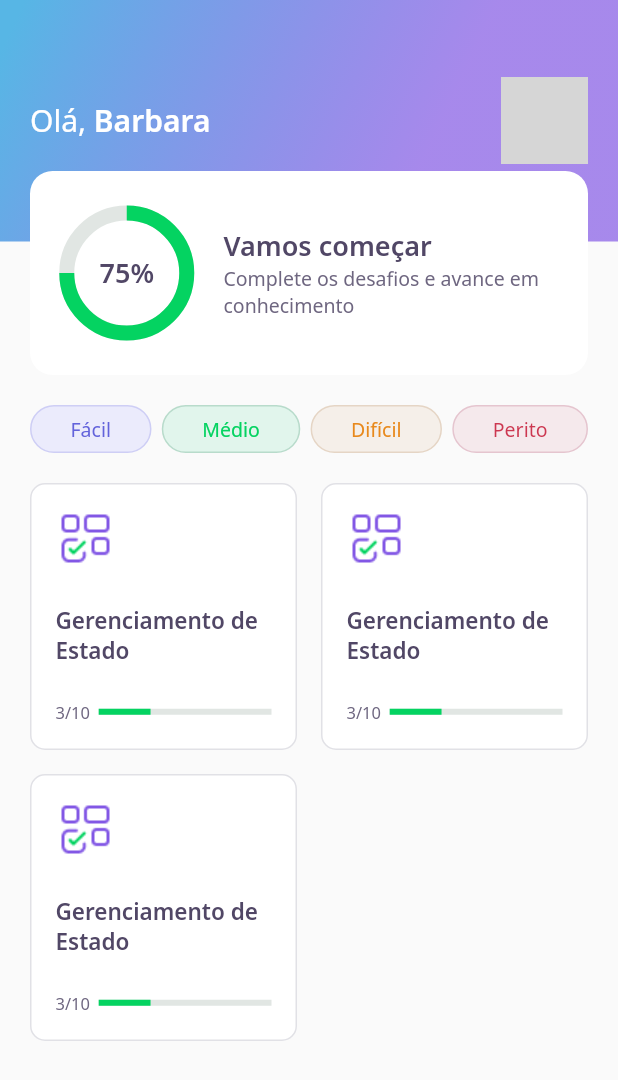
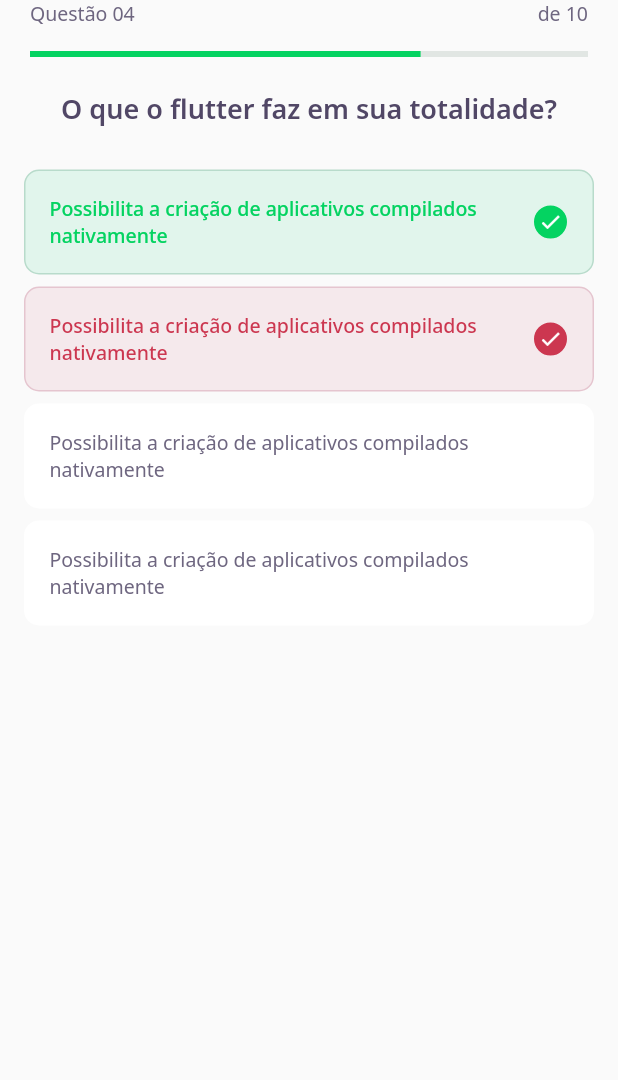
Before and after one commit to barbaracs/Flutter-Quiz, a Flutter app: the screen it shows after launch, on a phone screen of 412 x 824 dp. Shown: the top 1080 px of the screen. Run offline on Flutter 3.47's test engine with Material 2 defaults, Android fonts, the phone set to English and light mode, and no system bars; our stand-ins replace google_fonts; grey boxes are pictures that could not be loaded.

Commit message:
create question indicator and answer card, add progress indicator to shared widgets

```diff
--- /dev/null
+++ b/lib/challenge/challenge_page.dart
@@ -0,0 +1,25 @@
+import 'package:dev_quiz/challenge/widgets/question_indicator/question_indicator_widget.dart';
+import 'package:dev_quiz/challenge/widgets/quiz/quiz_widget.dart';
+import 'package:flutter/material.dart';
+
+class ChallengePage extends StatefulWidget {
+  ChallengePage({Key? key}) : super(key: key);
+
+  @override
+  _ChallengePageState createState() => _ChallengePageState();
+}
+
+class _ChallengePageState extends State<ChallengePage> {
+  @override
+  Widget build(BuildContext context) {
+    return Scaffold(
+      appBar: PreferredSize(
+          preferredSize: Size.fromHeight(60),
+          child: SafeArea(
+            top: true,
+            child: QuestionIndicatorWidget(),
+          )),
+      body: QuizWidget(title: "O que o flutter faz em sua totalidade?"),
+    );
+  }
+}
--- /dev/null
+++ b/lib/challenge/widgets/answer/answer_widget.dart
@@ -0,0 +1,72 @@
+import 'package:dev_quiz/core/core.dart';
+import 'package:flutter/material.dart';
+
+class AnswerWidget extends StatelessWidget {
+  final String title;
+  final bool isRight;
+  final bool isSelected;
+
+  AnswerWidget({
+    Key? key,
+    required this.title,
+    this.isRight = false,
+    this.isSelected = false,
+  }) : super(key: key);
+
+  Color get _selectedColorRight =>
+      isRight ? AppColors.darkGreen : AppColors.darkRed;
+
+  Color get _selectedBorderRight =>
+      isRight ? AppColors.lightGreen : AppColors.lightRed;
+
+  Color get _selectedColorCardRight =>
+      isRight ? AppColors.lightGreen : AppColors.lightRed;
+
+  Color get _selectedBorderCardRight =>
+      isRight ? AppColors.green : AppColors.red;
+
+  TextStyle get _selectedTextStyleRight =>
+      isRight ? AppTextStyles.bodyDarkGreen : AppTextStyles.bodyDarkRed;
+
+  IconData get _selectedIconRight => isRight ? Icons.check : Icons.close;
+
+  @override
+  Widget build(BuildContext context) {
+    return Padding(
+      padding: const EdgeInsets.symmetric(horizontal: 16, vertical: 4),
+      child: Container(
+          padding: EdgeInsets.all(16),
+          decoration: BoxDecoration(
+              color: isSelected ? _selectedColorCardRight : AppColors.white,
+              borderRadius: BorderRadius.circular(10),
+              border: Border.fromBorderSide(BorderSide(
+                  color: isSelected
+                      ? _selectedBorderCardRight
+                      : AppColors.white))),
+          child: Row(
+            mainAxisAlignment: MainAxisAlignment.spaceBetween,
+            children: [
+              Expanded(
+                  child: Text(title,
+                      style: isSelected
+                          ? _selectedTextStyleRight
+                          : AppTextStyles.body)),
+              Container(
+                width: 24,
+                height: 24,
+                decoration: BoxDecoration(
+                    color: isSelected ? _selectedColorRight : AppColors.white,
+                    borderRadius: BorderRadius.circular(500),
+                    border: Border.fromBorderSide(BorderSide(
+                        color: isSelected
+                            ? _selectedBorderRight
+                            : AppColors.white))),
+                child: isSelected
+                    ? Icon(Icons.check, size: 16, color: Colors.white)
+                    : null,
+              )
+            ],
+          )),
+    );
+  }
+}
--- /dev/null
+++ b/lib/challenge/widgets/question_indicator/question_indicator_widget.dart
@@ -0,0 +1,27 @@
+import 'package:dev_quiz/core/core.dart';
+import 'package:dev_quiz/shared/widgets/progress_indicator/progress_indicator_widget.dart';
+import 'package:flutter/material.dart';
+
+class QuestionIndicatorWidget extends StatelessWidget {
+  QuestionIndicatorWidget({Key? key}) : super(key: key);
+
+  @override
+  Widget build(BuildContext context) {
+    return Container(
+      padding: const EdgeInsets.symmetric(horizontal: 20),
+      child: Column(
+        children: [
+          Row(
+            mainAxisAlignment: MainAxisAlignment.spaceBetween,
+            children: [
+              Text("Questão 04", style: AppTextStyles.body),
+              Text("de 10", style: AppTextStyles.body)
+            ],
+          ),
+          SizedBox(height: 16),
+          ProgressIndicatorWidget(value: 0.7),
+        ],
+      ),
+    );
+  }
+}
--- /dev/null
+++ b/lib/challenge/widgets/quiz/quiz_widget.dart
@@ -0,0 +1,40 @@
+import 'package:dev_quiz/challenge/widgets/answer/answer_widget.dart';
+import 'package:dev_quiz/core/app_text_styles.dart';
+import 'package:flutter/material.dart';
+
+class QuizWidget extends StatelessWidget {
+  final String title;
+
+  QuizWidget({Key? key, required this.title}) : super(key: key);
+
+  @override
+  Widget build(BuildContext context) {
+    return Container(
+        child: Column(
+      children: [
+        Text(title, style: AppTextStyles.heading),
+        SizedBox(height: 24),
+        AnswerWidget(
+          isRight: true,
+          isSelected: true,
+          title: "Possibilita a criação de aplicativos compilados nativamente",
+        ),
+        AnswerWidget(
+          isRight: false,
+          isSelected: true,
+          title: "Possibilita a criação de aplicativos compilados nativamente",
+        ),
+        AnswerWidget(
+          isRight: true,
+          isSelected: false,
+          title: "Possibilita a criação de aplicativos compilados nativamente",
+        ),
+        AnswerWidget(
+          isRight: false,
+          isSelected: false,
+          title: "Possibilita a criação de aplicativos compilados nativamente",
+        ),
+      ],
+    ));
+  }
+}
--- a/lib/core/app_widget.dart
+++ b/lib/core/app_widget.dart
@@ -1,10 +1,10 @@
-// import 'package:DevQuiz/home/home_page.dart';
-import 'package:dev_quiz/home/home_page.dart';
+import 'package:dev_quiz/challenge/challenge_page.dart';
+// import 'package:dev_quiz/home/home_page.dart';
 import 'package:flutter/material.dart';
 
 class AppWidget extends StatelessWidget {
   @override
   Widget build(BuildContext context) {
-    return MaterialApp(title: "DevQuiz", home: HomePage());
+    return MaterialApp(title: "DevQuiz", home: ChallengePage());
   }
 }
--- a/lib/home/widgets/quiz_card/quiz_card_widget.dart
+++ b/lib/home/widgets/quiz_card/quiz_card_widget.dart
@@ -1,4 +1,5 @@
 import 'package:dev_quiz/core/core.dart';
+import 'package:dev_quiz/shared/widgets/progress_indicator/progress_indicator_widget.dart';
 import 'package:flutter/material.dart';
 
 class QuizCardWidget extends StatelessWidget {
@@ -28,11 +29,7 @@
                   flex: 1, child: Text("3/10", style: AppTextStyles.body11)),
               Expanded(
                 flex: 4,
-                child: LinearProgressIndicator(
-                    value: 0.3,
-                    backgroundColor: AppColors.chartSecondary,
-                    valueColor:
-                        AlwaysStoppedAnimation<Color>(AppColors.chartPrimary)),
+                child: ProgressIndicatorWidget(value: 0.3),
               )
             ],
           )
--- /dev/null
+++ b/lib/shared/widgets/progress_indicator/progress_indicator_widget.dart
@@ -0,0 +1,15 @@
+import 'package:dev_quiz/core/core.dart';
+import 'package:flutter/material.dart';
+
+class ProgressIndicatorWidget extends StatelessWidget {
+  final double value;
+  ProgressIndicatorWidget({Key? key, required this.value}) : super(key: key);
+
+  @override
+  Widget build(BuildContext context) {
+    return LinearProgressIndicator(
+        value: value,
+        backgroundColor: AppColors.chartSecondary,
+        valueColor: AlwaysStoppedAnimation<Color>(AppColors.chartPrimary));
+  }
+}
```
